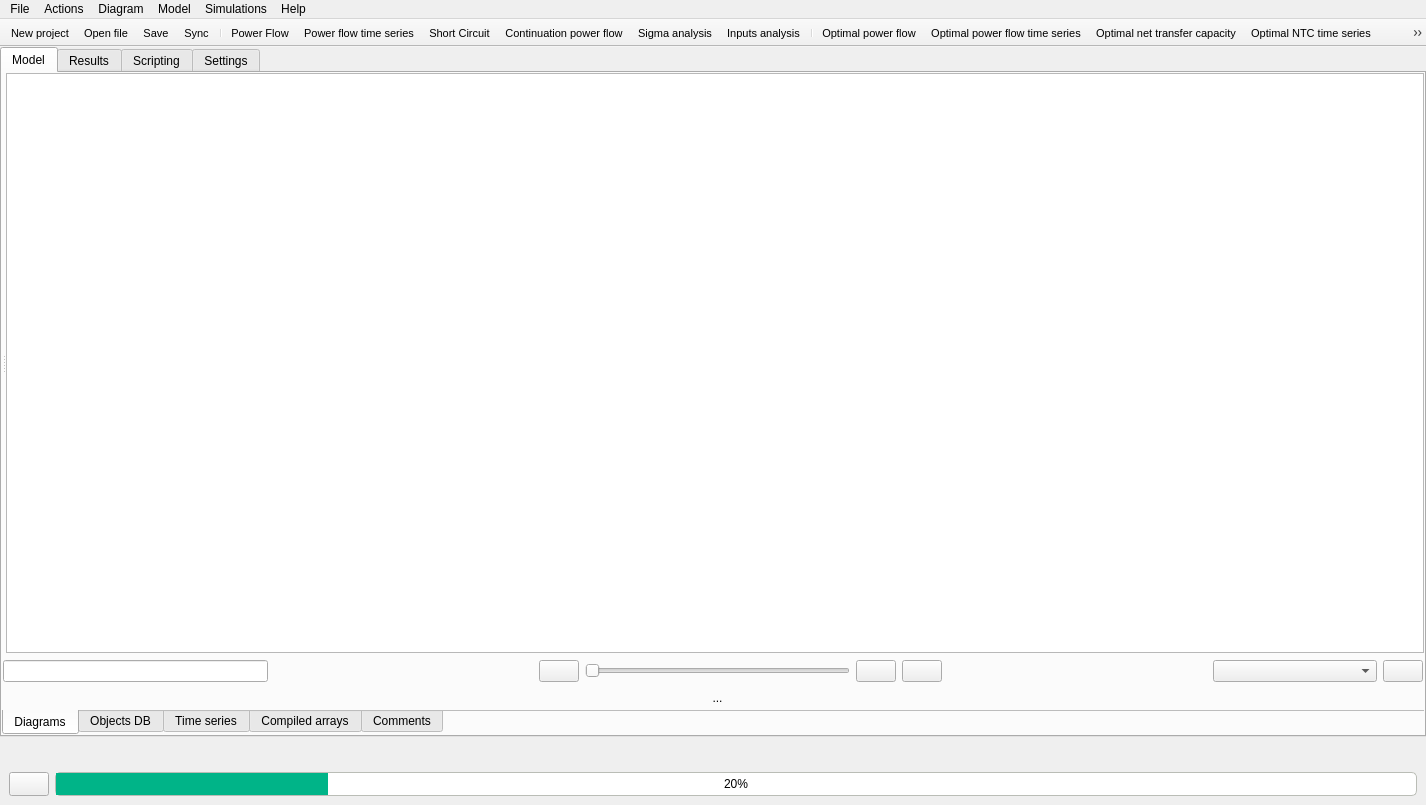
SanPen/GridCal, file src/GridCal/Gui/Main/MainWindow.ui: the form before one commit.
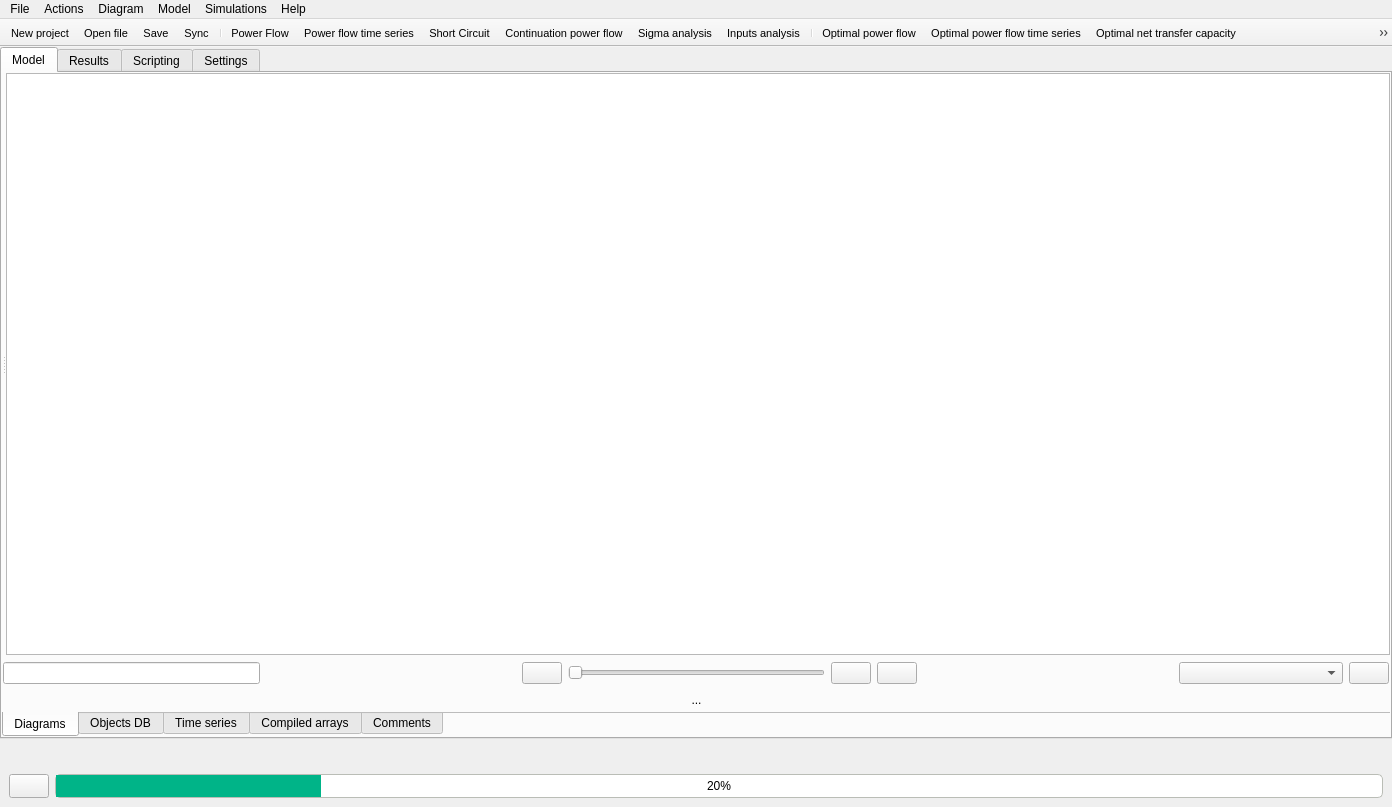
The form after the commit. Icons and pictures are not drawn.

Patch:
```diff
--- a/src/GridCal/Gui/Main/MainWindow.ui
+++ b/src/GridCal/Gui/Main/MainWindow.ui
@@ -6,8 +6,8 @@
    <rect>
     <x>0</x>
     <y>0</y>
-    <width>1426</width>
-    <height>805</height>
+    <width>1392</width>
+    <height>807</height>
    </rect>
   </property>
   <property name="baseSize">
@@ -8682,7 +8682,7 @@
     <rect>
      <x>0</x>
      <y>0</y>
-     <width>1426</width>
+     <width>1392</width>
      <height>22</height>
     </rect>
    </property>
```
